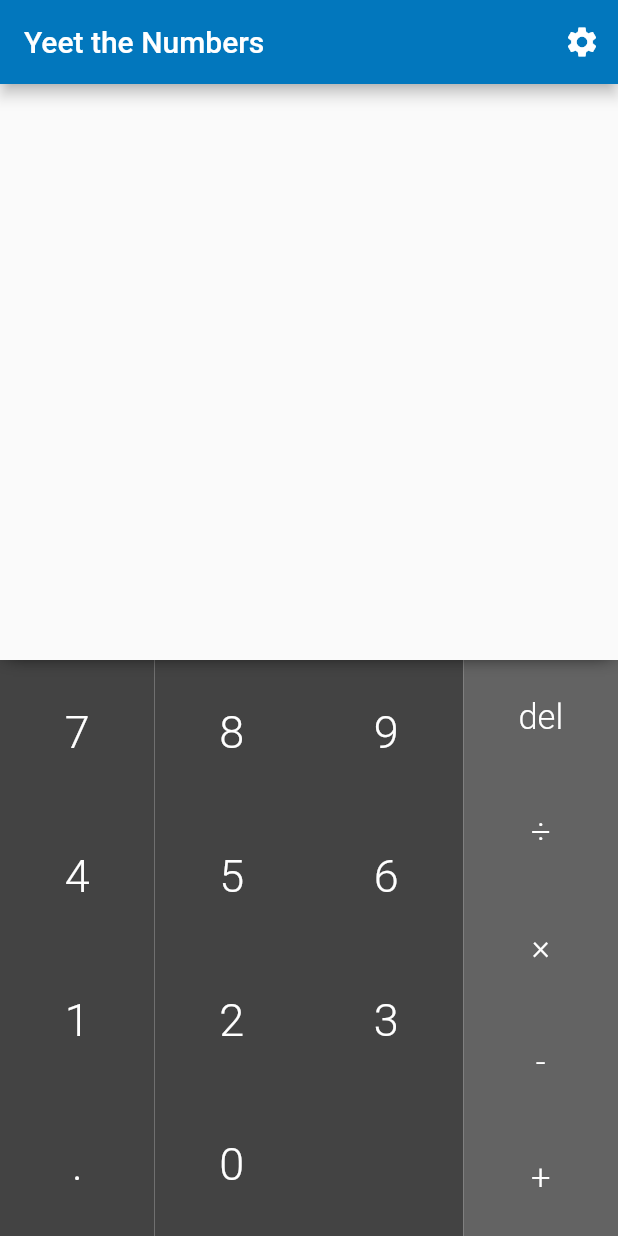
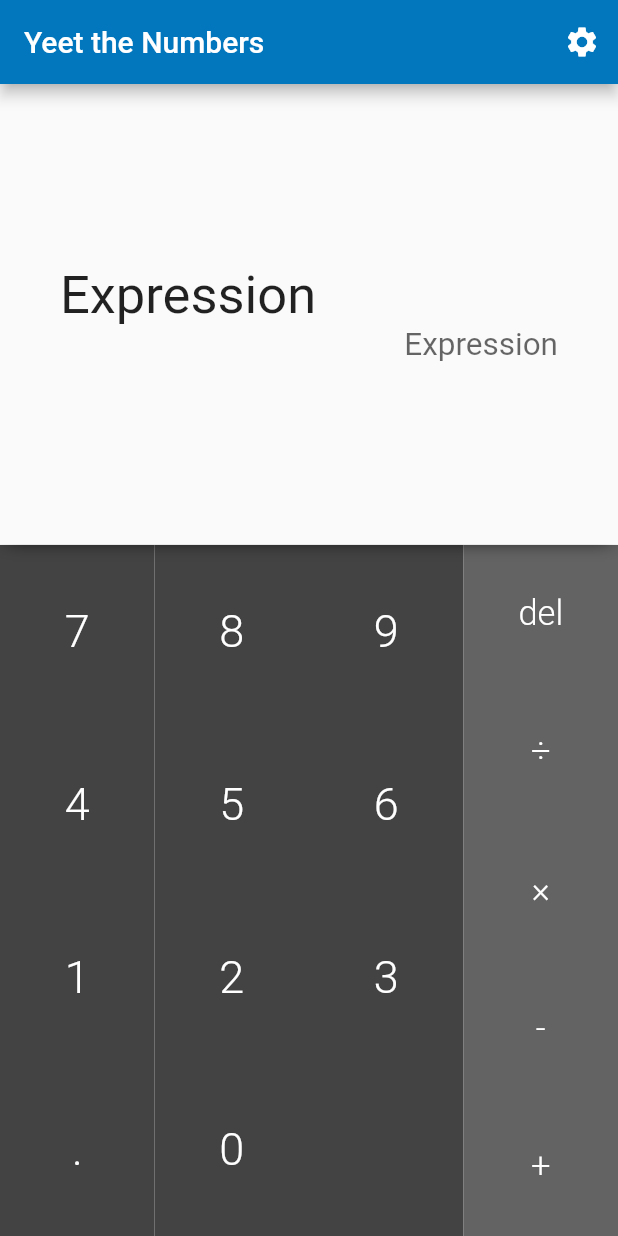
Before and after one commit to Lytra/calculator, a Flutter app: the screen it shows after launch, on a phone screen of 412 x 824 dp. Run offline on Flutter 3.47's test engine with Material 2 defaults, Android fonts, the phone set to English and light mode, and no system bars.

Commit message:
Rearrange display and change display/keypad ratio

```diff
--- a/lib/display.dart
+++ b/lib/display.dart
@@ -7,21 +7,37 @@ class DisplayWidget extends StatefulWidget {
 }
 
 class _DisplayState extends State<DisplayWidget> {
-  Expression _currentCalculation = Expression.debug("");
+  Expression _currentCalculation = Expression.debug("Expression");
   List<Expression> _calculationHistory = List();
 
   @override
   Widget build(BuildContext context) {
     return Container(
-      decoration: BoxDecoration(
-        boxShadow: [BoxShadow(spreadRadius: -4.0, blurRadius: 10.0)],
-      ),
-      child: Container(
-        color: Theme.of(context).canvasColor,
-        child: Center(
-          child: Text(_currentCalculation.toString(), textScaleFactor: 2.0)
+        decoration: BoxDecoration(
+          boxShadow: [BoxShadow(spreadRadius: -4.0, blurRadius: 10.0)],
         ),
-      )
-    );
+        child: GestureDetector(
+            onHorizontalDragDown: (e) {
+              print(e.globalPosition);
+            },
+            child: Container(
+                padding: EdgeInsets.all(40.0),
+                color: Theme.of(context).canvasColor,
+                child: Column(
+                  mainAxisAlignment: MainAxisAlignment.center,
+                  children: <Widget>[
+                    Container(
+                        alignment: Alignment.centerLeft,
+                        child: Text(_currentCalculation.toString(),
+                            textScaleFactor: 2.5)),
+                    Container(
+                        alignment: Alignment.centerRight,
+                        child: Text(
+                          _currentCalculation.reduceToSimplestForm().toString(),
+                          textScaleFactor: 1.5,
+                          style: TextStyle(color: Colors.black.withOpacity(0.6)),
+                        ))
+                  ],
+                ))));
   }
 }
--- a/lib/main.dart
+++ b/lib/main.dart
@@ -54,11 +54,11 @@ class _CalculatorState extends State<CalculatorWidget> {
     final widgets = <Widget>[
       Expanded(
         child: Container(child: KeypadWidget()),
-        flex: 1
+        flex: 3
       ),
       Expanded(
         child: DisplayWidget(),
-        flex: 1
+        flex: 2
       )
     ];
 
```
